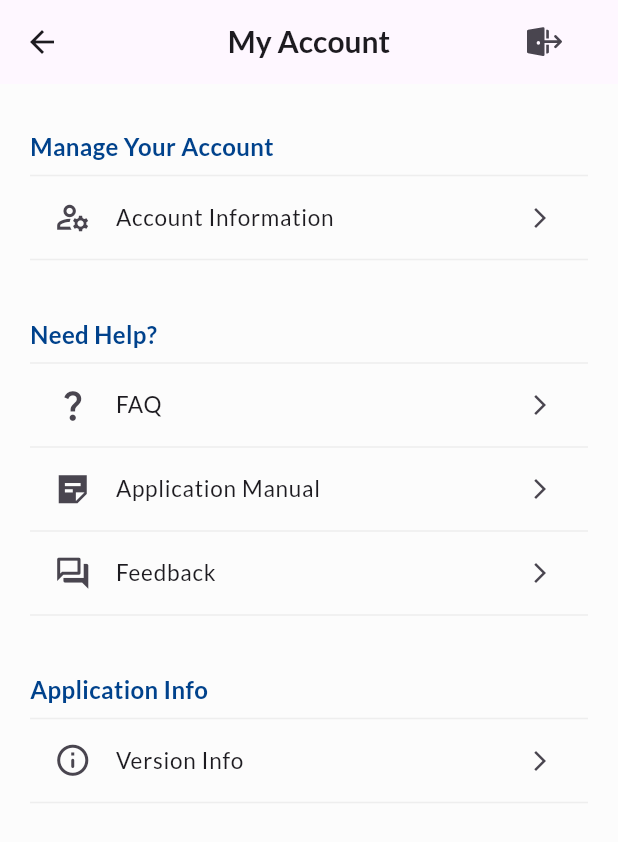
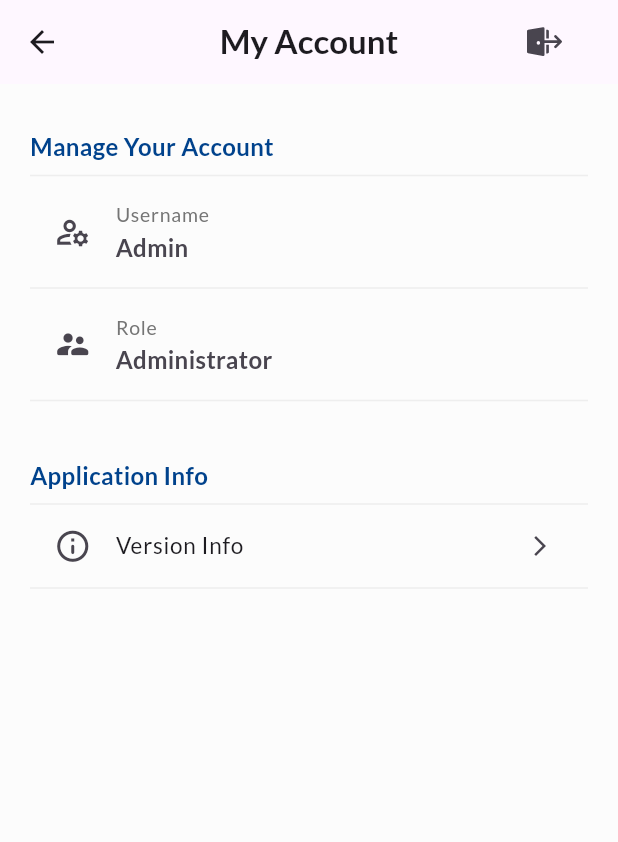
Before and after one commit to AfiqNSE/store_management_flutter_app, a Flutter app: the AccountView screen opened directly, on a phone screen of 412 x 824 dp. Shown: the top 842 px of the screen. Run offline on Flutter 3.47's test engine with Material 3 defaults, Android fonts, the phone set to English and light mode, and no system bars; our stand-ins replace dropdown_button2, firebase_core, firebase_messaging, fluentui_system_icons, flutter_local_notifications, flutter_secure_storage and 6 more; missing offline and left inert: flutter_barcode_scanner, syncfusion_flutter_signaturepad; accounts and stored records are empty; project files that could hold a hidden picture were left out.

Commit message:
Update account view

```diff
--- a/lib/view/account/account_view.dart
+++ b/lib/view/account/account_view.dart
@@ -3,9 +3,7 @@ import 'package:flutter/material.dart';
 import 'package:store_management_system/models/color_model.dart';
 import 'package:store_management_system/services/api_services.dart';
 import 'package:store_management_system/utils/global_utils.dart';
-import 'package:store_management_system/utils/main_utils.dart';
 import 'package:store_management_system/utils/storage_utils.dart';
-import 'package:store_management_system/view/account/user_profile_view.dart';
 import 'package:store_management_system/view/login/login_view.dart';
 
 class AccountView extends StatefulWidget {
@@ -23,7 +21,7 @@ class _AccountViewState extends State<AccountView> {
         title: const Text(
           'My Account',
           style: TextStyle(
-            fontSize: 20,
+            fontSize: 22,
             fontWeight: FontWeight.w600,
           ),
         ),
@@ -68,32 +66,20 @@ class _AccountViewState extends State<AccountView> {
                       Icons.manage_accounts_outlined,
                       size: 25,
                     ),
-                    title: const Text(
-                      "Account Information",
+                    title: Text(
+                      "Username",
                       style: TextStyle(
                         fontWeight: FontWeight.w500,
-                        fontSize: 15,
+                        fontSize: 13,
+                        color: Colors.grey.shade600,
                       ),
                     ),
-                    trailing: const Icon(
-                      Icons.arrow_forward_ios_outlined,
-                      size: 16,
-                    ),
-                    onTap: () {
-                      Navigator.of(context).push(SlideRoute(
-                          page: const UserProfile(), toRight: false));
-                    },
-                  ),
-                  Divider(
-                    color: Colors.grey.shade200,
-                  ),
-                  const SizedBox(height: 30),
-                  Text(
-                    "Need Help?",
-                    style: TextStyle(
-                      color: AppColor().yaleBlue,
-                      fontSize: 16,
-                      fontWeight: FontWeight.w700,
+                    subtitle: const Text(
+                      "Admin",
+                      style: TextStyle(
+                        fontWeight: FontWeight.w600,
+                        fontSize: 16,
+                      ),
                     ),
                   ),
                   Divider(
@@ -102,65 +88,24 @@ class _AccountViewState extends State<AccountView> {
                   ListTile(
                     visualDensity: const VisualDensity(vertical: -4),
                     leading: const Icon(
-                      Icons.question_mark_outlined,
+                      Icons.supervisor_account_rounded,
                       size: 25,
                     ),
-                    title: const Text(
-                      "FAQ",
+                    title: Text(
+                      "Role",
                       style: TextStyle(
                         fontWeight: FontWeight.w500,
-                        fontSize: 15,
+                        fontSize: 13,
+                        color: Colors.grey.shade600,
                       ),
                     ),
-                    trailing: const Icon(
-                      Icons.arrow_forward_ios_outlined,
-                      size: 16,
-                    ),
-                    onTap: () {},
-                  ),
-                  Divider(
-                    color: Colors.grey.shade200,
-                  ),
-                  ListTile(
-                    visualDensity: const VisualDensity(vertical: -4),
-                    leading: const Icon(
-                      Icons.sticky_note_2_sharp,
-                      size: 25,
-                    ),
-                    title: const Text(
-                      "Application Manual",
+                    subtitle: const Text(
+                      "Administrator",
                       style: TextStyle(
-                        fontWeight: FontWeight.w500,
-                        fontSize: 15,
+                        fontWeight: FontWeight.w600,
+                        fontSize: 16,
                       ),
                     ),
-                    trailing: const Icon(
-                      Icons.arrow_forward_ios_outlined,
-                      size: 16,
-                    ),
-                    onTap: () {},
-                  ),
-                  Divider(
-                    color: Colors.grey.shade200,
-                  ),
-                  ListTile(
-                    visualDensity: const VisualDensity(vertical: -4),
-                    leading: const Icon(
-                      Icons.question_answer_outlined,
-                      size: 25,
-                    ),
-                    title: const Text(
-                      "Feedback",
-                      style: TextStyle(
-                        fontWeight: FontWeight.w500,
-                        fontSize: 15,
-                      ),
-                    ),
-                    trailing: const Icon(
-                      Icons.arrow_forward_ios_outlined,
-                      size: 16,
-                    ),
-                    onTap: () {},
                   ),
                   Divider(
                     color: Colors.grey.shade200,
```
